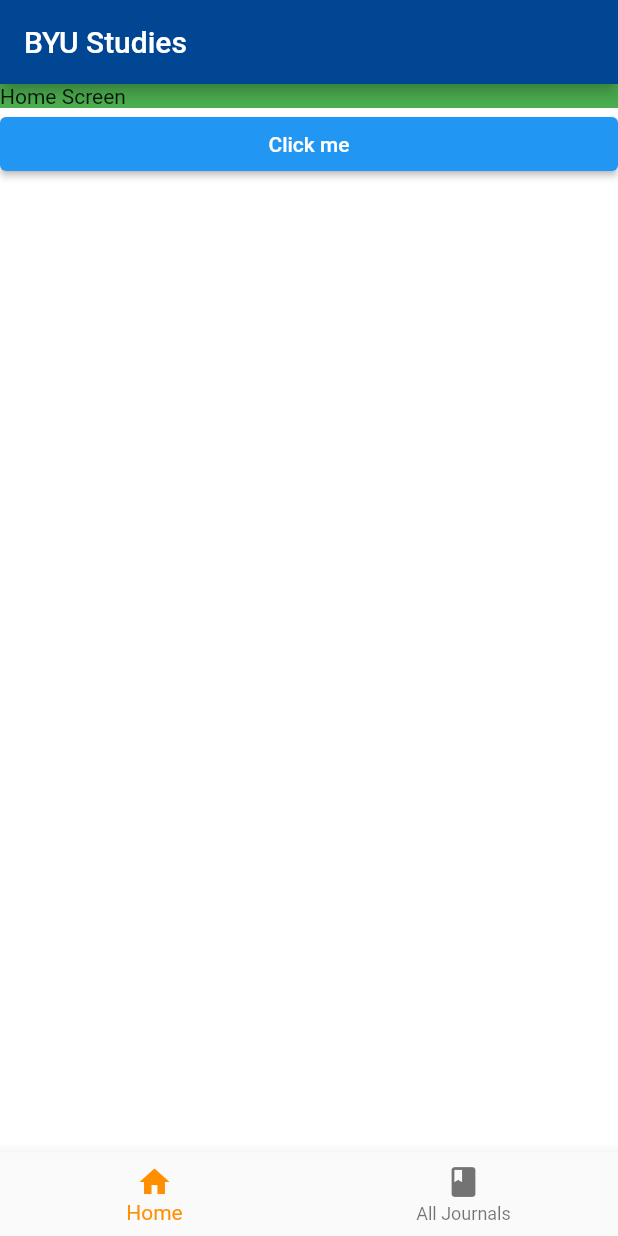
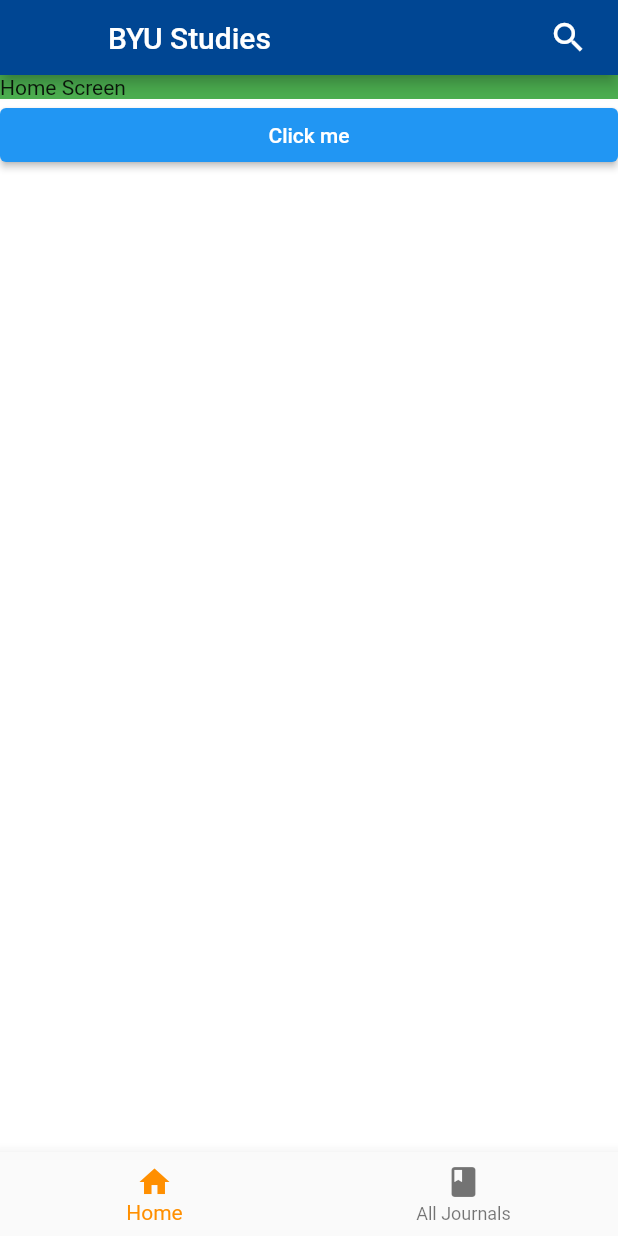
Before and after one commit to JakobKlobcic/Pantry, a Flutter app: the screen it shows after launch, on a phone screen of 412 x 824 dp. Run offline on Flutter 3.47's test engine with Material 2 defaults, Android fonts, the phone set to English and light mode, and no system bars; our stand-ins replace flutter_html; Roboto replaces fonts that are missing (Montserrat).

Commit message:
Search bar works. article view needs fixing(small fix)

```diff
--- /dev/null
+++ b/lib/Widgets/BaseAppBar.dart
@@ -0,0 +1,35 @@
+import 'package:flutter/material.dart';
+class BaseAppBar extends StatelessWidget implements PreferredSizeWidget{
+  var higherContext;
+  var backButtonBool;
+  var titleString;
+  BaseAppBar(var higherContext, var backButtonBool, var titleString){
+    this.higherContext=higherContext;
+    this.backButtonBool=backButtonBool;
+    this.titleString=titleString;
+  }
+  @override
+  Widget build(BuildContext context) {
+    return AppBar(
+      title: Text(titleString),
+      leading: backButtonBool ? BackButton(onPressed: ()=>{Navigator.pop(context)}): Container(),
+      actions: <Widget>[
+        Padding(
+          padding: EdgeInsets.only(right: 20.0),
+          child: GestureDetector(
+            onTap: () {
+              Navigator.pushNamed(context, "/search_results");
+            },
+            child: Icon(
+              Icons.search,
+              size: 26.0,
+            ),
+          )
+        ),
+      ]
+    );
+  }
+
+  @override
+  Size get preferredSize => const Size.fromHeight(50);
+}
--- a/lib/models/Article.dart
+++ b/lib/models/Article.dart
@@ -1,4 +1,3 @@
-import 'Author.dart';
 class Article {
   var id;
   var title;
--- /dev/null
+++ b/lib/models/SearchResult.dart
@@ -0,0 +1,11 @@
+class SearchResult {
+  var id;
+  var title;
+  var type;
+
+  SearchResult({
+    this.id,
+    this.title,
+    this.type,
+  });
+}
--- a/lib/screens/ArticleDetail.dart
+++ b/lib/screens/ArticleDetail.dart
@@ -1,8 +1,8 @@
 import 'package:flutter/material.dart';
+import 'package:byu_studies/Widgets/BaseAppBar.dart';
 import 'package:flutter_html/flutter_html.dart';
 import '../models/Article.dart';
 import '../fetch_data.dart';
-import 'package:html/parser.dart' as htmlparser;
 import 'package:html/dom.dart' as dom;
 
 class ArticleDetail extends StatelessWidget {
@@ -14,6 +14,7 @@ class ArticleDetail extends StatelessWidget {
         .arguments as Article;
 
     return Scaffold(
+      appBar: BaseAppBar(context,true,article.title),
       body: Padding(
         padding: EdgeInsets.only(bottom: 20.0, top: 20.0, left: 15.0, right: 15.0),
         child:Column(
@@ -31,7 +32,7 @@ class ArticleDetail extends StatelessWidget {
                     child:Html(
                       data:data,
                       onLinkTap: (String? url, RenderContext context, Map<String, String> attributes, dom.Element? element) {
-                      //open URL in webview, or launch URL in browser, or any other logic here
+                        //open URL in webview, or launch URL in browser, or any other logic here
                       }
                     ),
                   );
--- a/lib/screens/Articles.dart
+++ b/lib/screens/Articles.dart
@@ -1,13 +1,16 @@
 import 'package:flutter/material.dart';
+import 'package:byu_studies/Widgets/BaseAppBar.dart';
 import '../models/Journal.dart';
 import '../models/Article.dart';
 import '../fetch_data.dart';
 
+//todo: check article titled: "Dating the death of Jesus Christ" the table is to wide for the screen
 class Articles extends StatelessWidget {
   @override
   Widget build(BuildContext context) {
     Journal journal = ModalRoute.of(context)!.settings.arguments as Journal;
     return Scaffold(
+      appBar: BaseAppBar(context,true,journal.title),
       body:Column(
         children:[
           Text(journal.title),
--- a/lib/screens/Home.dart
+++ b/lib/screens/Home.dart
@@ -1,14 +1,15 @@
-import 'dart:convert';
 import 'package:flutter/material.dart';
-import 'package:http/http.dart' as http;
+import 'package:byu_studies/Widgets/BaseAppBar.dart';
+
 import '../fetch_data.dart';
 
 
 class Home extends StatelessWidget {
   @override
   Widget build(BuildContext context) {
-    return Container(
-        child: Column(
+    return Scaffold(
+        appBar: BaseAppBar(context,false,"BYU Studies"),
+        body: Column(
             mainAxisAlignment: MainAxisAlignment.start,
             crossAxisAlignment: CrossAxisAlignment.stretch,
             children:[
@@ -20,9 +21,6 @@ class Home extends StatelessWidget {
               ),
               ElevatedButton(
                 onPressed: () => {
-                  /*Used to call database functions*/
-                  //journal:44526
-                  //article:37192
                   FetchData().fetchJournalList().then((result) {
                     print(result);
                   })
```
Also changed, not shown: lib/fetch_data.dart (+55 -11 lines), lib/screens/Journals.dart (+14 -7 lines), lib/screens/SearchResults.dart (added, +109 -0 lines), lib/shell.dart (+28 -2 lines).
